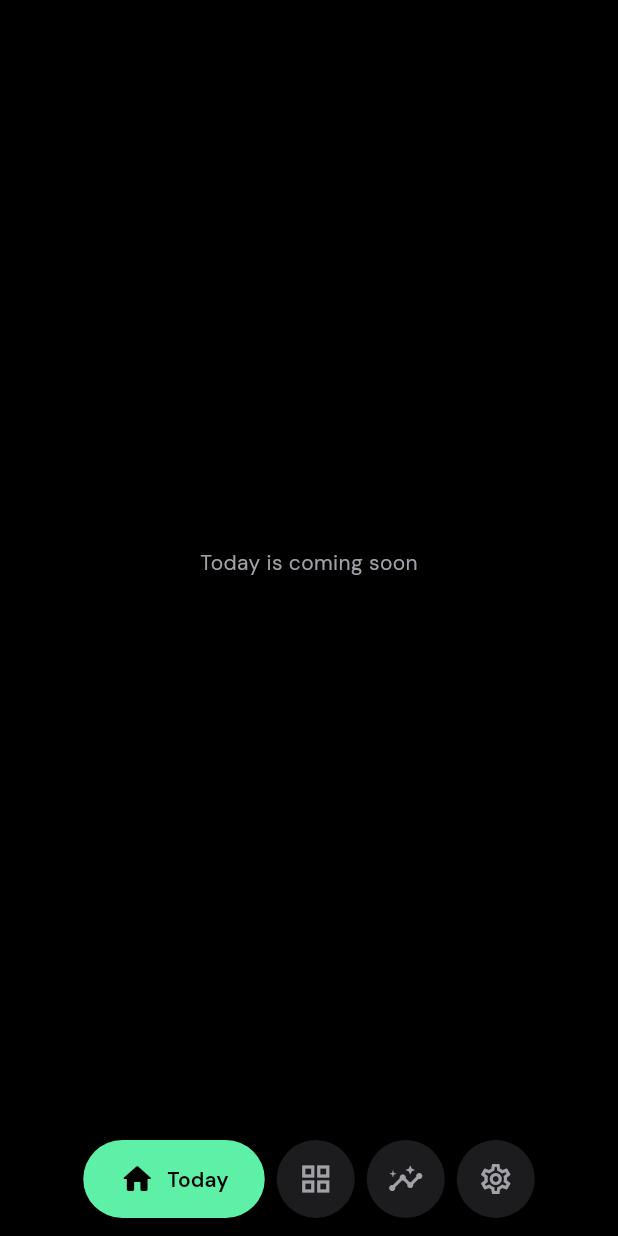
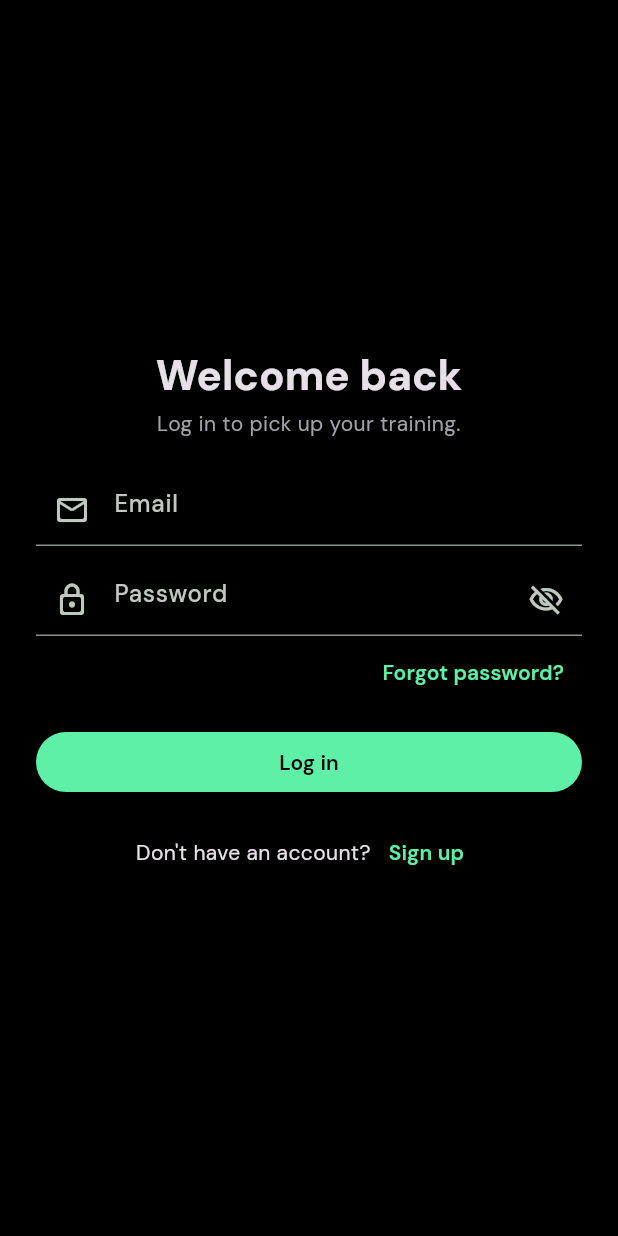
Before and after one commit to yash25hemnani/repwise, a Flutter app: the screen it shows after launch, on a phone screen of 412 x 824 dp. Run offline on Flutter 3.47's test engine with Material 3 defaults, Android fonts, the phone set to English and light mode, and no system bars; our stand-ins replace cloud_firestore, firebase_auth, firebase_core, flutter_riverpod, google_fonts; accounts and stored records are empty.

Commit message:
feat: added login, signup, auth gate and settings logout

```diff
--- a/lib/core/layout/app_shell.dart
+++ b/lib/core/layout/app_shell.dart
@@ -2,6 +2,7 @@ import 'package:flutter/material.dart';
 import 'package:repwise/core/layout/bottom_navbar.dart';
 import 'package:repwise/core/layout/nav_item_model.dart';
 import 'package:repwise/core/widgets/coming_soon.dart';
+import 'package:repwise/features/settings/screens/settings_screen.dart';
 
 // The signed-in app: the bottom navbar and the page for the selected tab
 class AppShell extends StatefulWidget {
@@ -44,7 +45,7 @@ class _AppShellState extends State<AppShell> {
       label: 'Progress',
     ),
     NavItemModel(
-      page: ComingSoon(title: 'Settings'),
+      page: SettingsScreen(),
       icon: Icons.settings_outlined,
       activeIcon: Icons.settings_rounded,
       label: 'Settings',
--- /dev/null
+++ b/lib/features/auth/screens/auth_gate.dart
@@ -0,0 +1,29 @@
+import 'package:firebase_auth/firebase_auth.dart';
+import 'package:flutter/material.dart';
+import 'package:repwise/core/layout/app_shell.dart';
+import 'package:repwise/features/auth/screens/login_screen.dart';
+import 'package:repwise/features/auth/services/auth_service.dart';
+
+// Picks the first screen: login or home
+class AuthGate extends StatelessWidget {
+  const AuthGate({super.key});
+
+  @override
+  Widget build(BuildContext context) {
+    // Rebuilds on every sign in and sign out
+    return StreamBuilder<User?>(
+      stream: AuthService().authStateChanges,
+      builder: (context, snapshot) {
+        // Firebase hasn't reported the auth state yet
+        if (snapshot.connectionState == ConnectionState.waiting) {
+          return const Scaffold(
+            body: Center(child: CircularProgressIndicator()),
+          );
+        }
+
+        if (snapshot.data == null) return const LoginScreen();
+        return const AppShell();
+      },
+    );
+  }
+}
--- /dev/null
+++ b/lib/features/auth/screens/login_screen.dart
@@ -0,0 +1,181 @@
+import 'package:firebase_auth/firebase_auth.dart';
+import 'package:flutter/material.dart';
+import 'package:repwise/core/theme/app_colors.dart';
+import 'package:repwise/features/auth/screens/signup_screen.dart';
+import 'package:repwise/features/auth/services/auth_service.dart';
+import 'package:repwise/features/auth/widgets/password_field.dart';
+
+class LoginScreen extends StatefulWidget {
+  const LoginScreen({super.key});
+
+  @override
+  State<LoginScreen> createState() => _LoginScreenState();
+}
+
+class _LoginScreenState extends State<LoginScreen> {
+  final _formKey = GlobalKey<FormState>();
+  final _emailController = TextEditingController();
+  final _passwordController = TextEditingController();
+  final _authService = AuthService();
+
+  bool _isLoading = false;
+
+  @override
+  void dispose() {
+    _emailController.dispose();
+    _passwordController.dispose();
+    super.dispose();
+  }
+
+  String? _validateEmail(String? value) {
+    final email = value?.trim() ?? '';
+    if (email.isEmpty) return 'Enter your email';
+    if (!RegExp(r'^[^@\s]+@[^@\s]+\.[^@\s]+$').hasMatch(email)) {
+      return "That email doesn't look right";
+    }
+    return null;
+  }
+
+  String? _validatePassword(String? value) {
+    if ((value ?? '').isEmpty) return 'Enter your password';
+    return null;
+  }
+
+  void _showMessage(String message) {
+    ScaffoldMessenger.of(context)
+      ..hideCurrentSnackBar()
+      ..showSnackBar(SnackBar(content: Text(message)));
+  }
+
+  Future<void> _signIn() async {
+    if (_isLoading) return;
+    FocusScope.of(context).unfocus();
+    if (!_formKey.currentState!.validate()) return;
+
+    setState(() => _isLoading = true);
+
+    try {
+      await _authService.signIn(
+        _emailController.text.trim(),
+        _passwordController.text,
+      );
+      // AuthGate sees the signed-in user and switches screens
+    } on FirebaseAuthException catch (e) {
+      if (mounted) _showMessage(AuthService.messageFor(e));
+    } finally {
+      if (mounted) setState(() => _isLoading = false);
+    }
+  }
+
+  // Sends a reset link to whatever is in the email field
+  Future<void> _resetPassword() async {
+    final email = _emailController.text.trim();
+    final error = _validateEmail(email);
+    if (error != null) {
+      _showMessage('$error, then tap Forgot password again');
+      return;
+    }
+
+    try {
+      await _authService.sendPasswordReset(email);
+      if (mounted)
+        _showMessage('If $email has an account, a reset link is on its way');
+    } on FirebaseAuthException catch (e) {
+      if (mounted) _showMessage(AuthService.messageFor(e));
+    }
+  }
+
+  @override
+  Widget build(BuildContext context) {
+    final text = Theme.of(context).textTheme;
+
+    return Scaffold(
+      body: SafeArea(
+        child: Center(
+          child: SingleChildScrollView(
+            // Scrolls so the keyboard doesn't cause overflow
+            padding: const EdgeInsets.all(24),
+            child: Form(
+              key: _formKey,
+              child: AutofillGroup(
+                child: Column(
+                  crossAxisAlignment: CrossAxisAlignment.stretch,
+                  children: [
+                    Text(
+                      'Welcome back',
+                      textAlign: TextAlign.center,
+                      style: text.headlineMedium,
+                    ),
+                    const SizedBox(height: 4),
+                    Text(
+                      'Log in to pick up your training.',
+                      textAlign: TextAlign.center,
+                      style: text.bodyMedium?.copyWith(
+                        color: AppColors.textSecondary,
+                      ),
+                    ),
+                    const SizedBox(height: 24),
+                    TextFormField(
+                      controller: _emailController,
+                      validator: _validateEmail,
+                      keyboardType: TextInputType.emailAddress,
+                      textInputAction: TextInputAction.next,
+                      autofillHints: const [AutofillHints.email],
+                      decoration: const InputDecoration(
+                        hintText: 'Email',
+                        prefixIcon: Icon(Icons.mail_outline_rounded),
+                      ),
+                    ),
+                    const SizedBox(height: 12),
+                    PasswordField(
+                      controller: _passwordController,
+                      validator: _validatePassword,
+                      autofillHints: const [AutofillHints.password],
+                      onSubmitted: _signIn,
+                    ),
+                    Align(
+                      alignment: Alignment.centerRight,
+                      child: TextButton(
+                        onPressed: _resetPassword,
+                        child: const Text('Forgot password?'),
+                      ),
+                    ),
+                    const SizedBox(height: 12),
+                    FilledButton(
+                      onPressed: _signIn,
+                      child: _isLoading
+                          ? const SizedBox.square(
+                              dimension: 22,
+                              child: CircularProgressIndicator(
+                                strokeWidth: 2.5,
+                                color: AppColors.onAccent,
+                              ),
+                            )
+                          : const Text('Log in'),
+                    ),
+                    const SizedBox(height: 12),
+                    Row(
+                      mainAxisAlignment: MainAxisAlignment.center,
+                      children: [
+                        Text("Don't have an account?", style: text.bodyMedium),
+                        TextButton(
+                          onPressed: () => Navigator.push(
+                            context,
+                            MaterialPageRoute(
+                              builder: (_) => const SignupScreen(),
+                            ),
+                          ),
+                          child: const Text('Sign up'),
+                        ),
+                      ],
+                    ),
+                  ],
+                ),
+              ),
+            ),
+          ),
+        ),
+      ),
+    );
+  }
+}
--- /dev/null
+++ b/lib/features/auth/services/auth_service.dart
@@ -0,0 +1,61 @@
+import 'package:firebase_auth/firebase_auth.dart';
+
+class AuthService {
+  final FirebaseAuth _auth = FirebaseAuth.instance;
+
+  // Emits on every sign in and sign out
+  Stream<User?> get authStateChanges => _auth.authStateChanges();
+
+  User? get currentUser => _auth.currentUser;
+
+  // Creates the account, saves the name and sends a verification email
+  Future<User?> signUp(String name, String email, String password) async {
+    final credential = await _auth.createUserWithEmailAndPassword(
+      email: email,
+      password: password,
+    );
+
+    final user = credential.user;
+    await user?.updateDisplayName(name);
+
+    // Doesn't block sign-in
+    await user?.sendEmailVerification();
+    return user;
+  }
+
+  Future<User?> signIn(String email, String password) async {
+    final credential = await _auth.signInWithEmailAndPassword(
+      email: email,
+      password: password,
+    );
+
+    return credential.user;
+  }
+
+  Future<void> sendPasswordReset(String email) =>
+      _auth.sendPasswordResetEmail(email: email);
+
+  Future<void> signOut() => _auth.signOut();
+
+  // Plain-language message for a Firebase auth error
+  static String messageFor(FirebaseAuthException e) {
+    switch (e.code) {
+      case 'invalid-credential':
+      case 'wrong-password':
+      case 'user-not-found':
+        return 'Wrong email or password';
+      case 'invalid-email':
+        return "That email doesn't look right";
+      case 'email-already-in-use':
+        return 'An account with this email already exists. Log in or use Continue with Google';
+      case 'weak-password':
+        return 'Choose a stronger password';
+      case 'too-many-requests':
+        return 'Too many attempts. Try again in a few minutes';
+      case 'network-request-failed':
+        return 'No connection. Check your internet and try again';
+      default:
+        return e.message ?? 'Something went wrong';
+    }
+  }
+}
--- /dev/null
+++ b/lib/features/auth/widgets/password_field.dart
@@ -0,0 +1,50 @@
+import 'package:flutter/material.dart';
+
+// Password input with a lock icon and a show/hide toggle
+class PasswordField extends StatefulWidget {
+  const PasswordField({
+    super.key,
+    required this.controller,
+    this.hintText = 'Password',
+    this.textInputAction = TextInputAction.done,
+    this.validator,
+    this.autofillHints,
+    this.onSubmitted,
+  });
+
+  final TextEditingController controller;
+  final String hintText;
+  final TextInputAction textInputAction;
+  final String? Function(String?)? validator;
+  final Iterable<String>? autofillHints;
+  final VoidCallback? onSubmitted;
+
+  @override
+  State<PasswordField> createState() => _PasswordFieldState();
+}
+
+class _PasswordFieldState extends State<PasswordField> {
+  bool _obscure = true;
+
+  @override
+  Widget build(BuildContext context) {
+    return TextFormField(
+      controller: widget.controller,
+      validator: widget.validator,
+      obscureText: _obscure,
+      autofillHints: widget.autofillHints,
+      textInputAction: widget.textInputAction,
+      onFieldSubmitted: (_) => widget.onSubmitted?.call(),
+      decoration: InputDecoration(
+        hintText: widget.hintText,
+        prefixIcon: const Icon(Icons.lock_outline_rounded),
+        suffixIcon: IconButton(
+          onPressed: () => setState(() => _obscure = !_obscure),
+          icon: Icon(
+            _obscure ? Icons.visibility_off_outlined : Icons.visibility_outlined,
+          ),
+        ),
+      ),
+    );
+  }
+}
```
Also changed, not shown: lib/features/auth/providers/auth_provider.dart (added, +7 -0 lines), lib/features/auth/screens/signup_screen.dart (added, +206 -0 lines), lib/features/settings/screens/settings_screen.dart (added, +61 -0 lines), lib/main.dart (+15 -4 lines), pubspec.yaml (+8 -0 lines), assets/icons/barbell_plate.svg (added), firebase.json (added), lib/firebase_options.dart (added), pubspec.lock, 6 other files.
